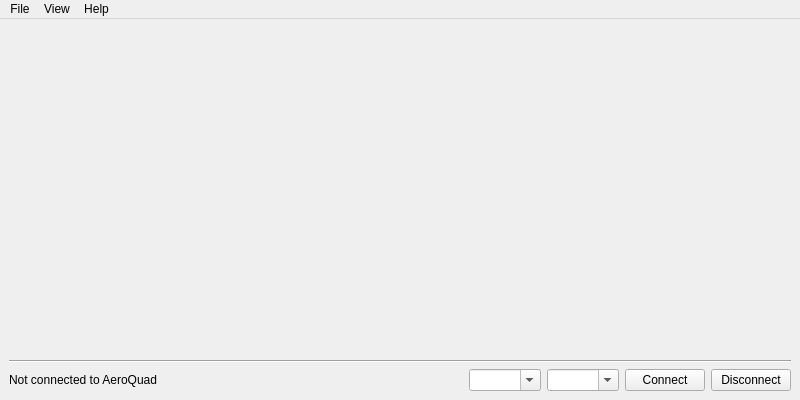
Qt form ui/mainWindow.ui (AeroQuad/AeroQuadConfiguratorPyQt) before a commit.
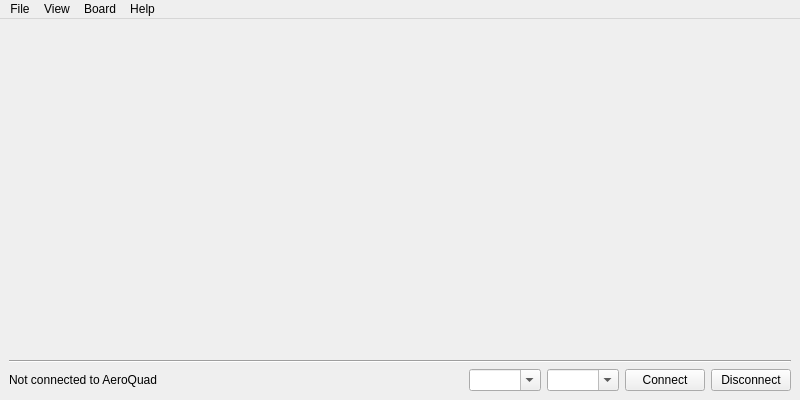
The same form after that commit. Icons and pictures are not drawn.

Commit message: added board types, for future customization of what gets displayed to user (for example of Mini Shield, then don't display mag options)

What changed in the file:
```diff
--- a/ui/mainWindow.ui
+++ b/ui/mainWindow.ui
@@ -152,8 +152,14 @@
     </property>
     <addaction name="actionAbout"/>
    </widget>
+   <widget class="QMenu" name="menuBoard">
+    <property name="title">
+     <string>Board</string>
+    </property>
+   </widget>
    <addaction name="menuFile"/>
    <addaction name="menuView"/>
+   <addaction name="menuBoard"/>
    <addaction name="menuHelp"/>
   </widget>
   <action name="actionExit">
```
The commit also changes 3 other files.
